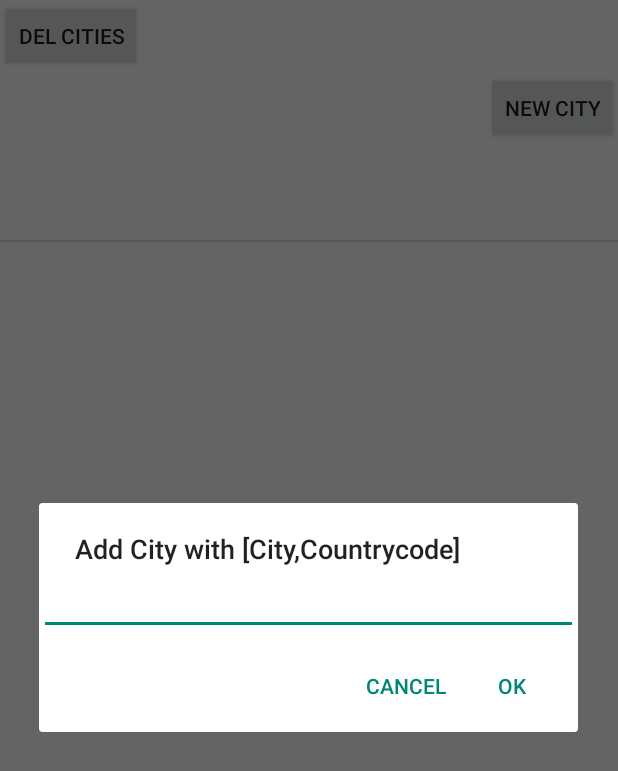
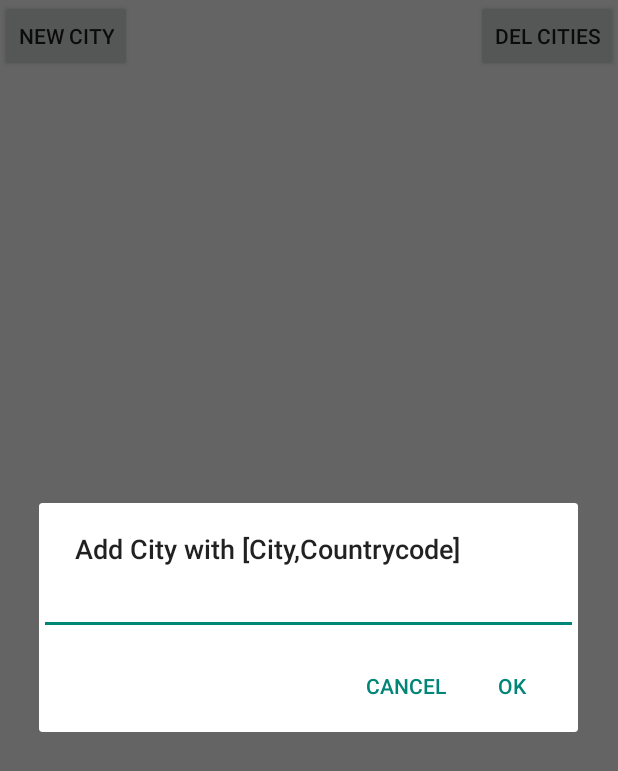
Before and after one commit to FellnerThomas/WeatherApp, an Android app: the screen it shows after launch (MainActivity), after a tap on "NEW CITY", on a phone screen of 412 x 824 dp. Shown: the top 771 px of the screen. Run offline under Robolectric (Android 15) with nearby library versions, the light colour scheme and no system bars.

Commit message:
update filemanager

```diff
--- a/app/src/main/java/WeatherParser/FetchWeatherData.java
+++ b/app/src/main/java/WeatherParser/FetchWeatherData.java
@@ -30,6 +30,7 @@ public class FetchWeatherData {
         DailyWeather dw = new DailyWeather();
 
         NodeList nodeList = document.getDocumentElement().getChildNodes();
+
         //Parent auf "forecast" setzen, auf der Position 9
         Node forecast = nodeList.item(9);
         //Childnodes von forecast bekommen.
--- a/app/src/main/java/fellner/example/fellner/weatherapp/MainActivity.java
+++ b/app/src/main/java/fellner/example/fellner/weatherapp/MainActivity.java
@@ -34,16 +34,29 @@ import java.util.Arrays;
 
 
 public class MainActivity extends Activity {
-    private static ArrayList<String> values = new ArrayList<String>();
-    private static File file;
+    private ArrayList<String> values = new ArrayList<String>();
+    private SimpleArrayAdapter itemAdapter;
+
+    public ArrayList<String> getValues(){
+        return values;
+    }
+
     @Override
     protected void onCreate(Bundle savedInstanceState) {
         super.onCreate(savedInstanceState);
         StrictMode.ThreadPolicy policy = new StrictMode.ThreadPolicy.Builder().permitAll().build();
         StrictMode.setThreadPolicy(policy);
-        if(file == null)file = new File(this.getFilesDir(),"cities");
+
+        FileOutputStream outputStream;
+        try {
+            outputStream = openFileOutput("cities",Context.MODE_APPEND);//File Erstellen
+            outputStream.write("".getBytes());
+            outputStream.close();
+        } catch (Exception e) {
+            e.printStackTrace();
+        }
+
         setContentView(R.layout.activity_main);
-        SimpleArrayAdapter itemAdapter;
         itemAdapter = new SimpleArrayAdapter(this,R.layout.listview_item,values); //Initialisieren des SimpleArrayAdapters
         final ListView listView = (ListView)this.findViewById(R.id.listview); //ListView bekommen
 
@@ -60,16 +73,22 @@ public class MainActivity extends Activity {
         } catch (IOException e) {
             e.printStackTrace();
         }
-
-        values.addAll(Arrays.asList(new String(output).substring(1, new String(output).length()).split("\\|")));
+        if(new String(output).contains("|")) {
+            values.addAll(Arrays.asList(new String(output).substring(0, new String(output).length()).split("\\|")));
+            values.remove(values.size()-1);
+        }
 
         listView.setOnItemClickListener(new AdapterView.OnItemClickListener() {
             //ItemClickListener hinzufuegen
             @Override
             public void onItemClick(AdapterView<?> adapterView, View view, int i, long l) {
-                Intent newActivity = new Intent(MainActivity.this, ChartActivity.class);
-                ChartActivity.city = (String) listView.getItemAtPosition(i);
-                startActivity(newActivity);
+                try {
+                    Intent newActivity = new Intent(MainActivity.this, ChartActivity.class);
+                    ChartActivity.city = (String) listView.getItemAtPosition(i);
+                    startActivity(newActivity);
+                }catch (Exception e){
+                    values.remove(i);
+                }
             }
         });
         listView.setAdapter(itemAdapter); //setzen des adapters
@@ -123,7 +142,7 @@ public class MainActivity extends Activity {
 
                 try {
                     outputStream = openFileOutput("cities",Context.MODE_APPEND);
-                    outputStream.write(("|" + input.getText().toString()).getBytes());
+                    outputStream.write((input.getText().toString()+"|").getBytes());
                     outputStream.close();
                 } catch (Exception e) {
                     e.printStackTrace();
@@ -138,6 +157,8 @@ public class MainActivity extends Activity {
         });
 
         builder.show();
+        /*Intent newActivity = new Intent(MainActivity.this, CityActivity.class);
+        startActivity(newActivity);*/
     }
     public void delItems(final View v){
         FileOutputStream outputStream;
@@ -148,19 +169,8 @@ public class MainActivity extends Activity {
         } catch (Exception e) {
             e.printStackTrace();
         }
-        values = new ArrayList<String>();
-        FileInputStream fIn = null;
-        try {
-            fIn = openFileInput("cities");
-        } catch (FileNotFoundException e) {
-            e.printStackTrace();
-        }
-        InputStreamReader isr = new InputStreamReader(fIn);
-        char[] output = new char[256];
-        try {
-            isr.read(output);
-        } catch (IOException e) {
-            e.printStackTrace();
-        }
+        final ListView listView = (ListView)this.findViewById(R.id.listview);
+        itemAdapter.notifyDataSetChanged();
+        values.clear();
     }
 }
--- a/app/src/main/res/layout/activity_main.xml
+++ b/app/src/main/res/layout/activity_main.xml
@@ -2,24 +2,35 @@
 <LinearLayout xmlns:android="http://schemas.android.com/apk/res/android"
     android:orientation="vertical" android:layout_width="match_parent"
     android:layout_height="match_parent">
+
+
+    <RelativeLayout
+        android:layout_width="match_parent"
+        android:layout_height="wrap_content">
+    <Button
+        android:layout_width="wrap_content"
+        android:layout_height="wrap_content"
+        android:text="New City"
+        android:id="@+id/button"
+        android:onClick="newCity"
+        android:layout_weight="1"
+        android:layout_gravity="right" />
 
     <Button
         android:layout_width="wrap_content"
         android:layout_height="wrap_content"
         android:text="Del Cities"
         android:id="@+id/button2"
-        android:onClick="delItems"/>
+        android:onClick="delItems"
+        android:layout_weight="1"
+        android:layout_alignParentTop="true"
+        android:layout_alignParentEnd="true" />
 
-    <Button
+    </RelativeLayout>
+    <ListView
         android:layout_width="wrap_content"
-        android:layout_height="wrap_content"
-        android:text="New City"
-        android:id="@+id/button"
-        android:layout_gravity="right"
-        android:onClick="newCity"/>
-
-    <ListView
-        android:layout_width="match_parent"
         android:layout_height="match_parent"
-        android:id="@+id/listview"/>
+        android:id="@+id/listview"
+        android:layout_weight="10"
+        android:layout_marginLeft="10dp" />
 </LinearLayout>
```
Also changed, not shown: app/src/main/java/fellner/example/fellner/weatherapp/ChartActivity.java (+8 -8 lines), app/src/main/java/fellner/example/fellner/weatherapp/CityActivity.java (added, +28 -0 lines), app/src/main/res/layout/activity_city.xml (added, +16 -0 lines).
